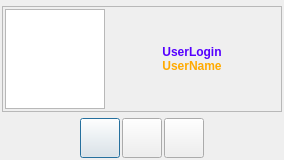
The window that MSG_Client/Dialogs/UserViewDialog/UserViewDialog.ui (KillerOfFriend/MSG) describes before a commit, drawn with Qt 5.
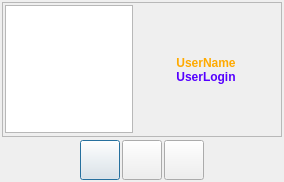
The same window after the commit. Icons and pictures are not drawn.

The edit to the form file:
```diff
--- a/MSG_Client/Dialogs/UserViewDialog/UserViewDialog.ui
+++ b/MSG_Client/Dialogs/UserViewDialog/UserViewDialog.ui
@@ -7,7 +7,7 @@
     <x>0</x>
     <y>0</y>
     <width>284</width>
-    <height>160</height>
+    <height>182</height>
    </rect>
   </property>
   <property name="windowTitle">
@@ -40,7 +40,7 @@
      <property name="maximumSize">
       <size>
        <width>280</width>
-       <height>106</height>
+       <height>135</height>
       </size>
      </property>
      <property name="frameShape">
@@ -93,16 +93,6 @@
           </property>
          </spacer>
         </item>
-        <item>
-         <widget class="QLabel" name="UserLoginLabel">
-          <property name="text">
-           <string>&lt;html&gt;&lt;head/&gt;&lt;body&gt;&lt;p&gt;&lt;span style=&quot; font-weight:600; color:#5500ff;&quot;&gt;UserLogin&lt;/span&gt;&lt;/p&gt;&lt;/body&gt;&lt;/html&gt;</string>
-          </property>
-          <property name="alignment">
-           <set>Qt::AlignCenter</set>
-          </property>
-         </widget>
-        </item>
         <item>
          <widget class="QLabel" name="UserNameLabel">
           <property name="text">
@@ -116,6 +106,16 @@
           </property>
          </widget>
         </item>
+        <item>
+         <widget class="QLabel" name="UserLoginLabel">
+          <property name="text">
+           <string>&lt;html&gt;&lt;head/&gt;&lt;body&gt;&lt;p&gt;&lt;span style=&quot; font-weight:600; color:#5500ff;&quot;&gt;UserLogin&lt;/span&gt;&lt;/p&gt;&lt;/body&gt;&lt;/html&gt;</string>
+          </property>
+          <property name="alignment">
+           <set>Qt::AlignCenter</set>
+          </property>
+         </widget>
+        </item>
         <item>
          <spacer name="UserVS2">
           <property name="orientation">
@@ -148,14 +148,14 @@
        <widget class="QGraphicsView" name="UserAvatarView">
         <property name="minimumSize">
          <size>
-          <width>100</width>
-          <height>100</height>
+          <width>128</width>
+          <height>128</height>
          </size>
         </property>
         <property name="maximumSize">
          <size>
-          <width>100</width>
-          <height>100</height>
+          <width>128</width>
+          <height>128</height>
          </size>
         </property>
        </widget>
```
